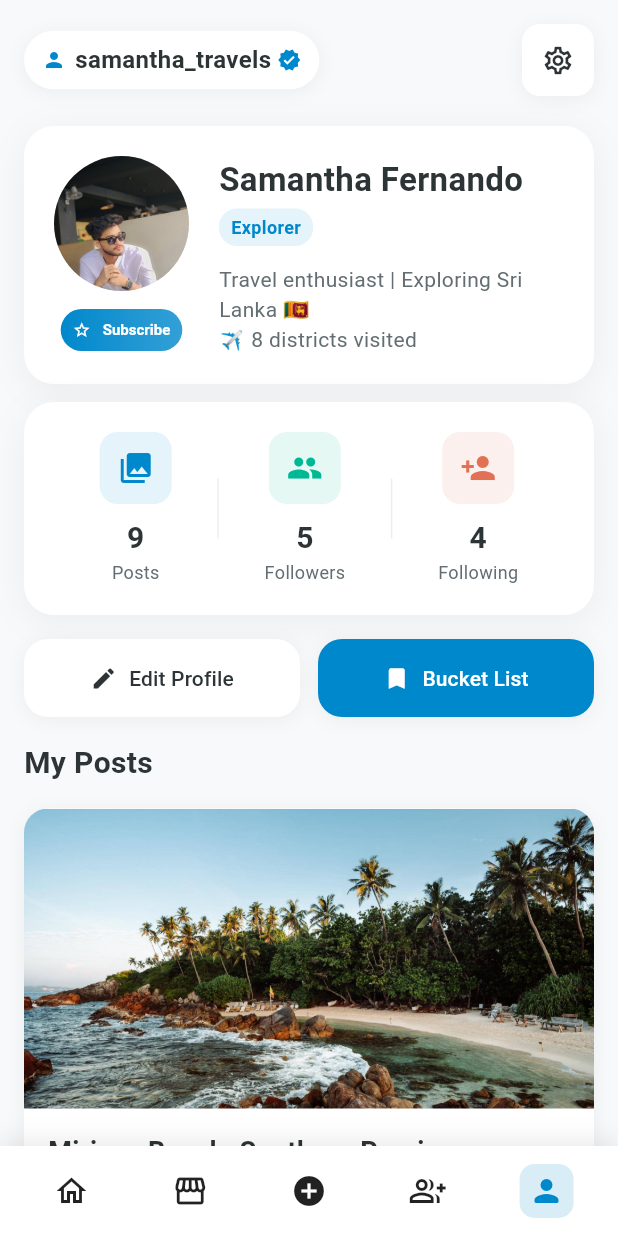
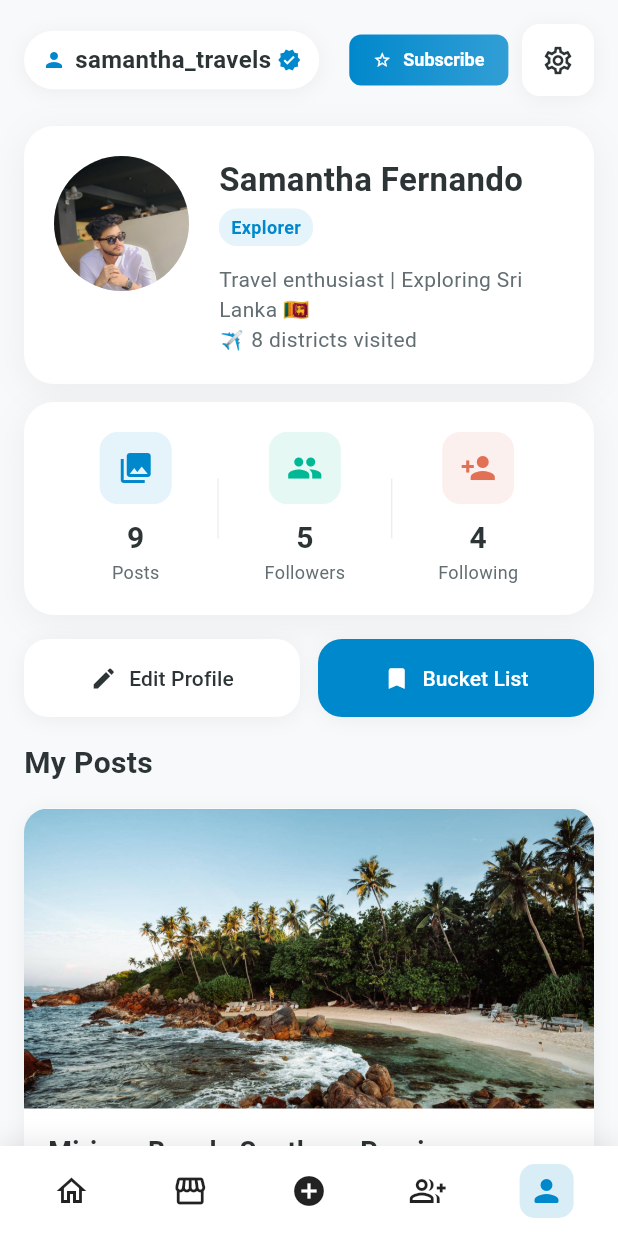
Before and after one commit to Journey-Q/JourneyQ_mobile, a Flutter app: the ProfilePage screen opened by its route, on a phone screen of 412 x 824 dp. Run offline on Flutter 3.47's test engine with Material 3 defaults, Android fonts, the phone set to English and light mode, and no system bars; our stand-ins replace dio, equatable, firebase_auth, firebase_core, firebase_messaging, flutter_local_notifications and 9 more; accounts and stored records are empty.

Commit message:
profile ui updated

```diff
--- a/lib/features/profile/pages/index.dart
+++ b/lib/features/profile/pages/index.dart
@@ -1,8 +1,6 @@
 import 'package:flutter/material.dart';
-import 'package:journeyq/shared/components/bottom_naviagtion.dart';
 import 'package:image_picker/image_picker.dart';
 import 'package:go_router/go_router.dart';
-import 'dart:io';
 
 class ProfilePage extends StatefulWidget {
   const ProfilePage({super.key});
@@ -220,6 +218,37 @@ class _ProfilePageState extends State<ProfilePage> {
               ],
             ),
           ),
+          const SizedBox(width: 20),
+          Container(
+                height: 34, // Set fixed height
+                decoration: BoxDecoration(
+                    borderRadius: BorderRadius.circular(8),
+                    gradient: LinearGradient(
+                      colors: isSubscribed
+                          ? [const Color(0xFFFFD700), const Color(0xFFFF6B6B)]
+                          : [const Color(0xFF0088cc), Color(0xFF0088cc).withOpacity(0.8)],
+                    )
+                ),
+                child: ElevatedButton.icon(
+                  onPressed: _handleSubscribe,
+                  icon: Icon(isSubscribed ? Icons.star : Icons.star_outline, size: 12),
+                  label: Text(isSubscribed ? 'Premium' : 'Subscribe'),
+                  style: ElevatedButton.styleFrom(
+                    backgroundColor: Colors.transparent,
+                    foregroundColor: Colors.white,
+                    elevation: 0,
+                    padding: const EdgeInsets.symmetric(horizontal: 16, vertical: 6),
+                    shape: RoundedRectangleBorder(
+                      borderRadius: BorderRadius.circular(8),
+                    ),
+                    textStyle: const TextStyle(
+                      fontSize: 12,
+                      fontWeight: FontWeight.w600,
+                    ),
+                    minimumSize: const Size(0, 28),
+                  ),
+                ),
+              ),
           const Spacer(),
           _buildHeaderButton(Icons.settings_outlined, () => context.push('/profile/settings')),
         ],
@@ -294,39 +323,7 @@ class _ProfilePageState extends State<ProfilePage> {
                       ),
                     ),
                 ],
-              ),
-              const SizedBox(height: 12),
-              // Subscribe button with reduced vertical size
-              Container(
-                height: 28, // Set fixed height
-                decoration: BoxDecoration(
-                    borderRadius: BorderRadius.circular(14),
-                    gradient: LinearGradient(
-                      colors: isSubscribed
-                          ? [const Color(0xFFFFD700), const Color(0xFFFF6B6B)]
-                          : [const Color(0xFF0088cc), Color(0xFF0088cc).withOpacity(0.8)],
-                    )
-                ),
-                child: ElevatedButton.icon(
-                  onPressed: _handleSubscribe,
-                  icon: Icon(isSubscribed ? Icons.star : Icons.star_outline, size: 12),
-                  label: Text(isSubscribed ? 'Premium' : 'Subscribe'),
-                  style: ElevatedButton.styleFrom(
-                    backgroundColor: Colors.transparent,
-                    foregroundColor: Colors.white,
-                    elevation: 0,
-                    padding: const EdgeInsets.symmetric(horizontal: 8, vertical: 2),
-                    shape: RoundedRectangleBorder(
-                      borderRadius: BorderRadius.circular(14),
-                    ),
-                    textStyle: const TextStyle(
-                      fontSize: 10,
-                      fontWeight: FontWeight.w600,
-                    ),
-                    minimumSize: const Size(0, 28),
-                  ),
-                ),
-              ),
+              )
             ],
           ),
           const SizedBox(width: 20),
```
